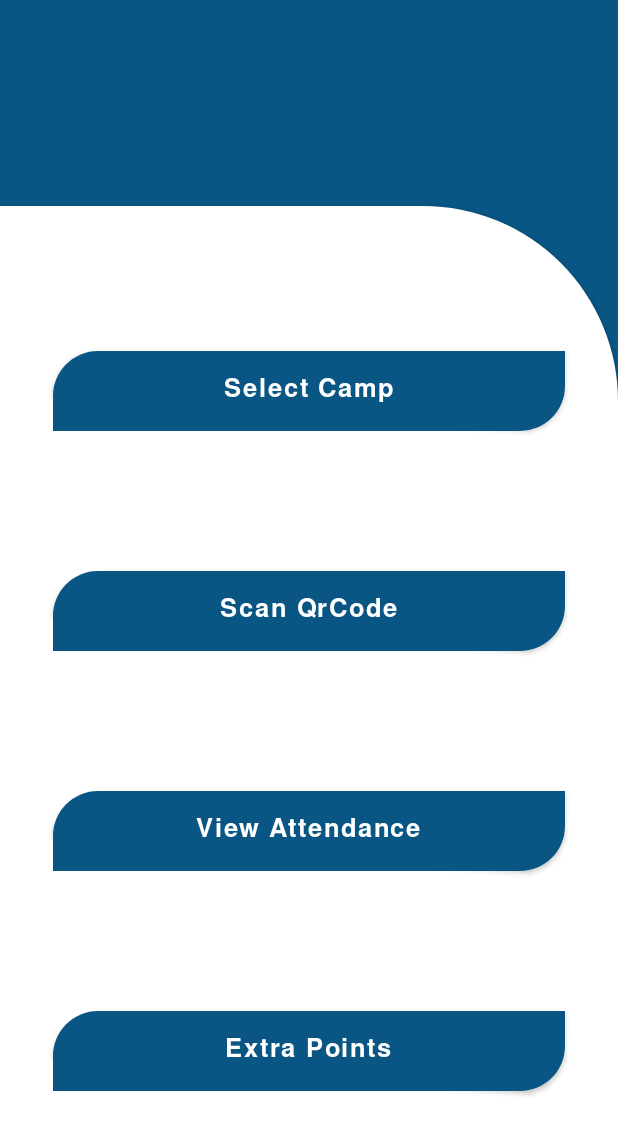
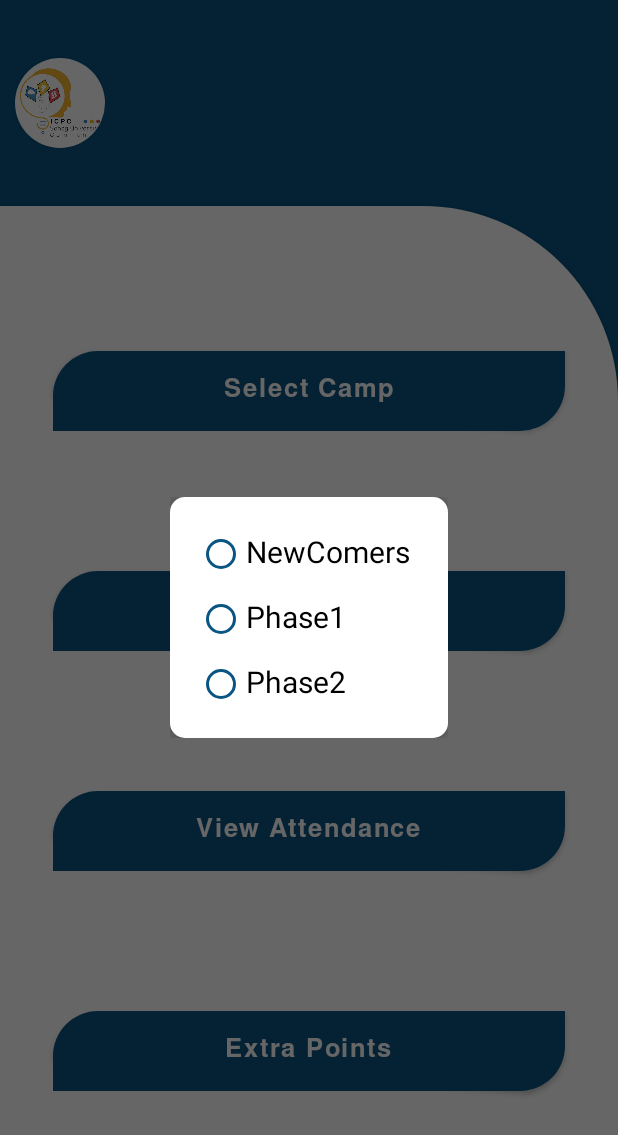
Before and after one commit to eman6904/Attendance_Tracking, an Android app built with Jetpack Compose: the mainScreen screen opened through its navigation route, after a tap on "Select Camp", on a phone screen of 412 x 824 dp. Shown: the top 1135 px of the screen. Run offline under Robolectric (Android 15) with nearby library versions, the phone set to English and light mode, and no system bars; libraries missing offline, so code that uses them is left out: com.google.mlkit.vision.

Commit message:
new commit

```diff
--- a/app/src/main/AndroidManifest.xml
+++ b/app/src/main/AndroidManifest.xml
@@ -2,6 +2,7 @@
 <manifest xmlns:android="http://schemas.android.com/apk/res/android"
     xmlns:tools="http://schemas.android.com/tools"
     package="com.example.qrcodescanner">
+    <uses-permission android:name="android.permission.INTERNET"></uses-permission>
 
     <application
         android:allowBackup="true"
--- a/app/src/main/java/com/example/qrcodescanner/MainActivity.kt
+++ b/app/src/main/java/com/example/qrcodescanner/MainActivity.kt
@@ -1,7 +1,9 @@
 package com.example.qrcodescanner
 
 
+import android.content.SharedPreferences
 import android.os.Bundle
+import android.preference.PreferenceManager
 import android.util.Log
 import androidx.activity.ComponentActivity
 import androidx.activity.compose.setContent
@@ -11,11 +13,18 @@ import com.example.qrcodescanner.design.*
 
 class MainActivity : ComponentActivity() {
 
+    companion object {
+
+        val SELECTED_CAMP = "Locale.Helper.Selected.Camp"
+        // Initialize SharedPreferences
+        lateinit var sharedPreferences: SharedPreferences
+
+    }
     override fun onCreate(savedInstanceState: Bundle?) {
         super.onCreate(savedInstanceState)
 
        setContent {
-
+           sharedPreferences = PreferenceManager.getDefaultSharedPreferences(this)
            val navController= rememberNavController()
            appNavGraph(navController = navController)
           // login2(navController = navController)
--- /dev/null
+++ b/app/src/main/java/com/example/qrcodescanner/coding/DataClasses/Details.kt
@@ -0,0 +1,6 @@
+package com.example.qrcodescanner.coding.DataClasses
+
+data class Details(
+    val id: String,
+    val name: String,
+)
--- /dev/null
+++ b/app/src/main/java/com/example/qrcodescanner/coding/DataClasses/ExtraPoint.kt
@@ -0,0 +1,6 @@
+package com.example.qrcodescanner.coding.DataClasses
+
+data class ExtraPoint(
+    val traineeId: String,
+    val point: Byte,
+)
--- a/app/src/main/java/com/example/qrcodescanner/design/LoginScreenModel2.kt
+++ b/app/src/main/java/com/example/qrcodescanner/design/LoginScreenModel2.kt
@@ -48,7 +48,6 @@ fun login2(navController: NavHostController){
     val modifierForNotEmptyField = Modifier
         .fillMaxSize()
         .padding(start = 20.dp, end = 20.dp)
-
 
         Column(
             modifier= Modifier
--- a/app/src/main/java/com/example/qrcodescanner/design/MainScreen.kt
+++ b/app/src/main/java/com/example/qrcodescanner/design/MainScreen.kt
@@ -1,29 +1,28 @@
 package com.example.qrcodescanner.design
 
+import android.preference.PreferenceManager
+import android.util.Log
 import androidx.compose.foundation.Image
 import androidx.compose.foundation.background
 import androidx.compose.foundation.layout.*
 import androidx.compose.foundation.shape.CircleShape
 import androidx.compose.foundation.shape.RoundedCornerShape
-import androidx.compose.material.Button
-import androidx.compose.material.ButtonDefaults
-import androidx.compose.material.Card
-import androidx.compose.material.Text
+import androidx.compose.material.*
 import androidx.compose.runtime.*
 import androidx.compose.ui.Alignment
 import androidx.compose.ui.Modifier
-import androidx.compose.ui.draw.clip
 import androidx.compose.ui.graphics.Color
 import androidx.compose.ui.platform.LocalContext
 import androidx.compose.ui.res.colorResource
 import androidx.compose.ui.res.painterResource
 import androidx.compose.ui.text.font.Font
 import androidx.compose.ui.text.font.FontFamily
-import androidx.compose.ui.text.style.TextAlign
 import androidx.compose.ui.unit.dp
 import androidx.compose.ui.unit.sp
 import androidx.compose.ui.window.Dialog
 import androidx.navigation.NavHostController
+import com.example.qrcodescanner.MainActivity.Companion.SELECTED_CAMP
+import com.example.qrcodescanner.MainActivity.Companion.sharedPreferences
 import com.example.qrcodescanner.R
 import com.example.qrcodescanner.ScreensRoute
 import com.example.qrcodescanner.coding.classes.BarcodeScanner
@@ -50,15 +49,20 @@ fun mainScreen(navHostController: NavHostController) {
                     .fillMaxSize()
                     .padding(start = 10.dp)
             ) {
-//                Image(
-//                    painterResource(R.drawable.blue_logo),
-//                    modifier = Modifier
-//                        .size(60.dp)
-//                        // .padding(top = 10.dp, bottom = 5.dp, start = 5.dp, end = 5.dp)
-//                        .aspectRatio(1f)
-//                        .clip(CircleShape),
-//                    contentDescription = "",
-//                )
+                Card(
+                    modifier = Modifier,
+                    shape = CircleShape,
+
+                    ){
+                    Image(
+                        painterResource(R.drawable.icpc_yellow_logo),
+                        modifier = Modifier
+                            .size(60.dp)
+                            .aspectRatio(1f)
+                        ,
+                        contentDescription = "",
+                    )
+                }
             }
 //            Box(
 //                contentAlignment = Alignment.CenterStart,
@@ -127,6 +131,26 @@ fun mainScreen(navHostController: NavHostController) {
 
 @Composable
 fun button(btnName: String,navController:NavHostController) {
+
+    var selectCamp= remember { mutableStateOf(false)}
+    if(selectCamp.value){
+
+        Dialog(
+            onDismissRequest = { selectCamp.value = false }
+        ) {
+           Card(
+               modifier = Modifier,
+               shape = RoundedCornerShape(10.dp,10.dp,10.dp,10.dp),
+               elevation = 10.dp
+           ) {
+              Column(
+                  modifier = Modifier.padding(15.dp)
+              ) {
+                  radioButtonforSelectCamp()
+              }
+           }
+        }
+    }
     Button(
         onClick = {
 
@@ -134,6 +158,9 @@ fun button(btnName: String,navController:NavHostController) {
                       navController.navigate(ScreensRoute.ExtraPointScreen.route)
             else if(btnName=="View Attendance")
                   navController.navigate(ScreensRoute.AttendanceScreen.route)
+            else
+                selectCamp.value=true
+
 
         },
         modifier = Modifier.fillMaxWidth(),
@@ -239,7 +266,8 @@ fun validation(
                         }
                     Spacer(modifier = Modifier.height(20.dp))
                     Row(
-                        modifier = Modifier.fillMaxSize()
+                        modifier = Modifier
+                            .fillMaxSize()
                             .weight(1f)
                            ,
                         horizontalArrangement = Arrangement.Center
@@ -288,3 +316,39 @@ fun validation(
         }
     }
 }
+
+@Composable
+fun radioButtonforSelectCamp() {
+    val Camps = listOf<String>(
+        "NewComers",
+        "Phase1",
+        "Phase2"
+    )
+
+    val savedCamp =sharedPreferences.getString(SELECTED_CAMP, null)
+    val selectedItem = remember { mutableStateOf(savedCamp) }
+
+    Column() {
+        Camps.forEach() { item ->
+            Row(
+                verticalAlignment = Alignment.CenterVertically,
+                modifier = Modifier.padding(10.dp)
+            ) {
+                RadioButton(
+                    modifier = Modifier.size(15.dp),
+                    selected = item == selectedItem.value,
+                    onClick = {
+                        selectedItem.value = item
+                        sharedPreferences.edit().putString(SELECTED_CAMP, selectedItem.value).apply()
+                              },
+                    colors = RadioButtonDefaults.colors(
+                        selectedColor = colorResource(id = R.color.mainColor),
+                        unselectedColor = colorResource(id = R.color.mainColor),
+                        disabledColor = Color.DarkGray
+                    )
+                )
+                Text(text = item, modifier = Modifier.padding(start = 10.dp), fontSize = 20.sp)
+            }
+        }
+    }
+}
```
Also changed, not shown: app/build.gradle (+11 -0 lines), app/src/main/java/com/example/qrcodescanner/coding/APIs/ApiConnection.kt (added, +18 -0 lines), app/src/main/java/com/example/qrcodescanner/coding/APIs/ApiServices.kt (added, +36 -0 lines), app/src/main/java/com/example/qrcodescanner/coding/APIs/ViewModel.kt (added, +148 -0 lines), app/src/main/java/com/example/qrcodescanner/coding/DataClasses/ApiResponse.kt (added, +9 -0 lines), app/src/main/java/com/example/qrcodescanner/design/AttendanceScreen.kt (+12 -0 lines), app/src/main/java/com/example/qrcodescanner/design/ExtraPointScreen.kt (+40 -13 lines), app/src/main/res/values/strings.xml (+1 -0 lines).
